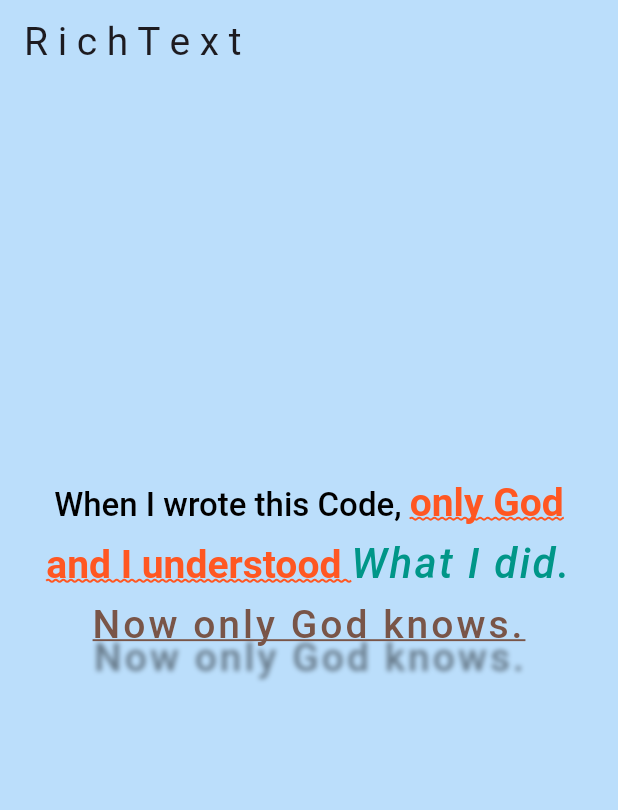
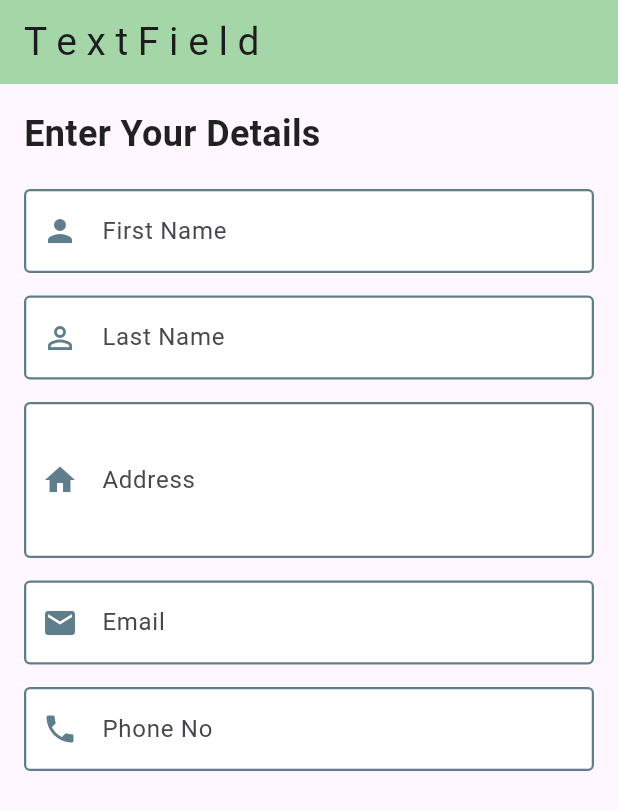
Before and after one commit to pawanacharya944/Flutter_Tutorial, a Flutter app: the screen it shows after launch, on a phone screen of 412 x 824 dp. Shown: the top 810 px of the screen. Run offline on Flutter 3.47's test engine with Material 3 defaults, Android fonts, the phone set to English and light mode, and no system bars; our stand-ins replace animated_text_kit, badges, carousel_slider, curved_navigation_bar, flutter_rating_bar, flutter_slidable and 10 more.

Commit message:
update_textfield

```diff
--- a/lib/Widgets/curvednav.dart
+++ b/lib/Widgets/curvednav.dart
@@ -19,10 +19,10 @@ class _MyCurvedNavBarState extends State<MyCurvedNavBar> {
   ];
 
   final List<Widget> _screens = [
-    DashboardScreen(),
-    SearchScreen(),
-    NotificationScreen(),
-    ProfileScreen(),
+    const DashboardScreen(),
+    const SearchScreen(),
+    const NotificationScreen(),
+    const ProfileScreen(),
   ];
 
   final List<Color> _containerColors = [
@@ -38,7 +38,7 @@ class _MyCurvedNavBarState extends State<MyCurvedNavBar> {
       appBar: AppBar(
         title: Text(
           _titles[_currentIndex],
-          style: TextStyle(fontSize: 26, fontWeight: FontWeight.bold),
+          style: const TextStyle(fontSize: 26, fontWeight: FontWeight.bold),
         ),
         backgroundColor: Colors.transparent,
       ),
@@ -55,7 +55,7 @@ class _MyCurvedNavBarState extends State<MyCurvedNavBar> {
         backgroundColor: _containerColors[
             _currentIndex], // same color as container in nav bar
         animationCurve: Curves.easeInOut,
-        animationDuration: Duration(milliseconds: 500),
+        animationDuration: const Duration(milliseconds: 500),
         onTap: (index) {
           setState(() {
             _currentIndex = index;
--- a/lib/main.dart
+++ b/lib/main.dart
@@ -1,6 +1,7 @@
+import 'package:first_project/text_field.dart';
 import 'package:flutter/material.dart';
 
-import 'Widgets/richtext.dart';
+import 'test.dart';
 
 void main() {
   runApp(const MyApp());
@@ -15,7 +16,7 @@ class MyApp extends StatelessWidget {
       debugShowCheckedModeBanner: false,
       title: "Flutter Project",
       theme: ThemeData(primarySwatch: Colors.blue),
-      home: MyRichText(),
+      home: MyTextField(),
     );
   }
 }
--- /dev/null
+++ b/lib/text_field.dart
@@ -0,0 +1,73 @@
+import 'package:flutter/material.dart';
+
+class MyTextField extends StatelessWidget {
+  const MyTextField({super.key});
+
+  @override
+  Widget build(BuildContext context) {
+    return Scaffold(
+      appBar: AppBar(
+        title: const Text(
+          'T e x t F i e l d',
+          style: TextStyle(fontSize: 26),
+        ),
+        backgroundColor: Colors.green.shade200,
+      ),
+      body: Padding(
+        padding: const EdgeInsets.all(16.0),
+        child: SingleChildScrollView(
+          child: Column(
+            crossAxisAlignment: CrossAxisAlignment.start,
+            children: [
+              const Text(
+                'Enter Your Details',
+                style: TextStyle(
+                  fontSize: 24,
+                  fontWeight: FontWeight.bold,
+                  color: Colors.black87,
+                ),
+              ),
+              const SizedBox(height: 20),
+              _buildTextField('First Name', Icons.person),
+              const SizedBox(height: 15),
+              _buildTextField('Last Name', Icons.person_outline),
+              const SizedBox(height: 15),
+              _buildTextField('Address', Icons.home, maxLines: 3),
+              const SizedBox(height: 15),
+              _buildTextField('Email', Icons.email),
+              const SizedBox(height: 15),
+              _buildTextField('Phone No', Icons.phone),
+            ],
+          ),
+        ),
+      ),
+    );
+  }
+
+  Widget _buildTextField(String label, IconData icon, {int maxLines = 1}) {
+    return TextField(
+      decoration: InputDecoration(
+        labelText: label,
+        prefixIcon: Icon(icon, color: Colors.blueGrey),
+        focusedBorder: const OutlineInputBorder(
+          borderSide: BorderSide(
+            color: Colors.green,
+            width: 2,
+          ),
+        ),
+        enabledBorder: const OutlineInputBorder(
+          borderSide: BorderSide(
+            color: Colors.blueGrey,
+            width: 1.5,
+          ),
+        ),
+        border: OutlineInputBorder(
+          borderRadius: BorderRadius.circular(16),
+        ),
+        filled: true,
+        fillColor: Colors.white,
+      ),
+      maxLines: maxLines,
+    );
+  }
+}
```
Also changed, not shown: lib/test.dart (+103 -0 lines).
